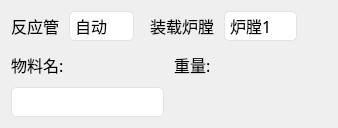
The window that materialFeeder/subMateUi/MaterialsSelect.ui (shukcs/HS_1103) describes before a commit, drawn with Qt 5.
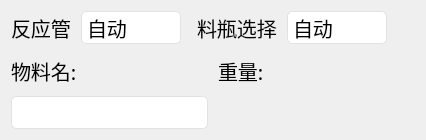
The same window after the commit. The open tabs and pages were chosen to show the change. Icons and pictures are not drawn. Custom widgets are drawn as their Qt base class.

Diff of the .ui file:
```diff
--- a/materialFeeder/subMateUi/MaterialsSelect.ui
+++ b/materialFeeder/subMateUi/MaterialsSelect.ui
@@ -6,8 +6,8 @@
    <rect>
     <x>0</x>
     <y>0</y>
-    <width>338</width>
-    <height>118</height>
+    <width>426</width>
+    <height>140</height>
    </rect>
   </property>
   <property name="windowTitle">
@@ -16,7 +16,7 @@
   <property name="styleSheet">
    <string notr="true">QLabel {
    font-family:SimHei;
-   font-size: 16px;
+   font-size: 20px;
 }
 
 QComboBox {
@@ -25,12 +25,12 @@
   padding: 1px 5px 1px 5px;
   background-color: rgb(255,255,255);
   font-family:SimHei;
-  font-size:16px;
+  font-size:20px;
 }
 QComboBox::drop-down {
   subcontrol-origin: padding;
   subcontrol-position: top right;
-  width: 16px;
+  width: 20px;
   padding-right:2px;
   border-left: none;
 }
@@ -80,7 +80,7 @@
        <widget class="QComboBox" name="cmb_tube">
         <property name="minimumSize">
          <size>
-          <width>65</width>
+          <width>100</width>
           <height>30</height>
          </size>
         </property>
@@ -108,6 +108,28 @@
        </spacer>
       </item>
       <item>
+       <widget class="QStackedWidget" name="stackedWidget">
+        <property name="currentIndex">
+         <number>0</number>
+        </property>
+        <widget class="QWidget" name="p_stove">
+         <layout class="QHBoxLayout" name="horizontalLayout_2">
+          <property name="spacing">
+           <number>10</number>
+          </property>
+          <property name="leftMargin">
+           <number>0</number>
+          </property>
+          <property name="topMargin">
+           <number>0</number>
+          </property>
+          <property name="rightMargin">
+           <number>0</number>
+          </property>
+          <property name="bottomMargin">
+           <number>0</number>
+          </property>
+          <item>
        <widget class="QLabel" name="label">
         <property name="text">
          <string>装载炉膛</string>
@@ -118,7 +140,7 @@
        <widget class="QComboBox" name="cmb_ch">
         <property name="minimumSize">
          <size>
-          <width>70</width>
+              <width>75</width>
           <height>30</height>
          </size>
         </property>
@@ -141,11 +163,69 @@
         </property>
         <property name="sizeHint" stdset="0">
          <size>
-          <width>0</width>
+              <width>45</width>
           <height>0</height>
          </size>
         </property>
        </spacer>
+          </item>
+         </layout>
+        </widget>
+        <widget class="QWidget" name="p_bottle">
+         <layout class="QHBoxLayout" name="horizontalLayout_3">
+          <property name="spacing">
+           <number>10</number>
+          </property>
+          <property name="leftMargin">
+           <number>0</number>
+          </property>
+          <property name="topMargin">
+           <number>0</number>
+          </property>
+          <property name="rightMargin">
+           <number>0</number>
+          </property>
+          <property name="bottomMargin">
+           <number>0</number>
+          </property>
+          <item>
+           <widget class="QLabel" name="label_5">
+            <property name="text">
+             <string>料瓶选择</string>
+            </property>
+           </widget>
+          </item>
+          <item>
+           <widget class="QComboBox" name="cmb_bottle">
+            <property name="minimumSize">
+             <size>
+              <width>100</width>
+              <height>30</height>
+             </size>
+            </property>
+            <item>
+             <property name="text">
+              <string>自动</string>
+             </property>
+            </item>
+           </widget>
+          </item>
+          <item>
+           <spacer name="horizontalSpacer_3">
+            <property name="orientation">
+             <enum>Qt::Horizontal</enum>
+            </property>
+            <property name="sizeHint" stdset="0">
+             <size>
+              <width>9</width>
+              <height>0</height>
+             </size>
+            </property>
+           </spacer>
+          </item>
+         </layout>
+        </widget>
+       </widget>
       </item>
      </layout>
     </widget>
```
Left out of the diff: 5 changed lines with no effect on the pictures. Lines whose indentation alone changed are shown as unchanged.
